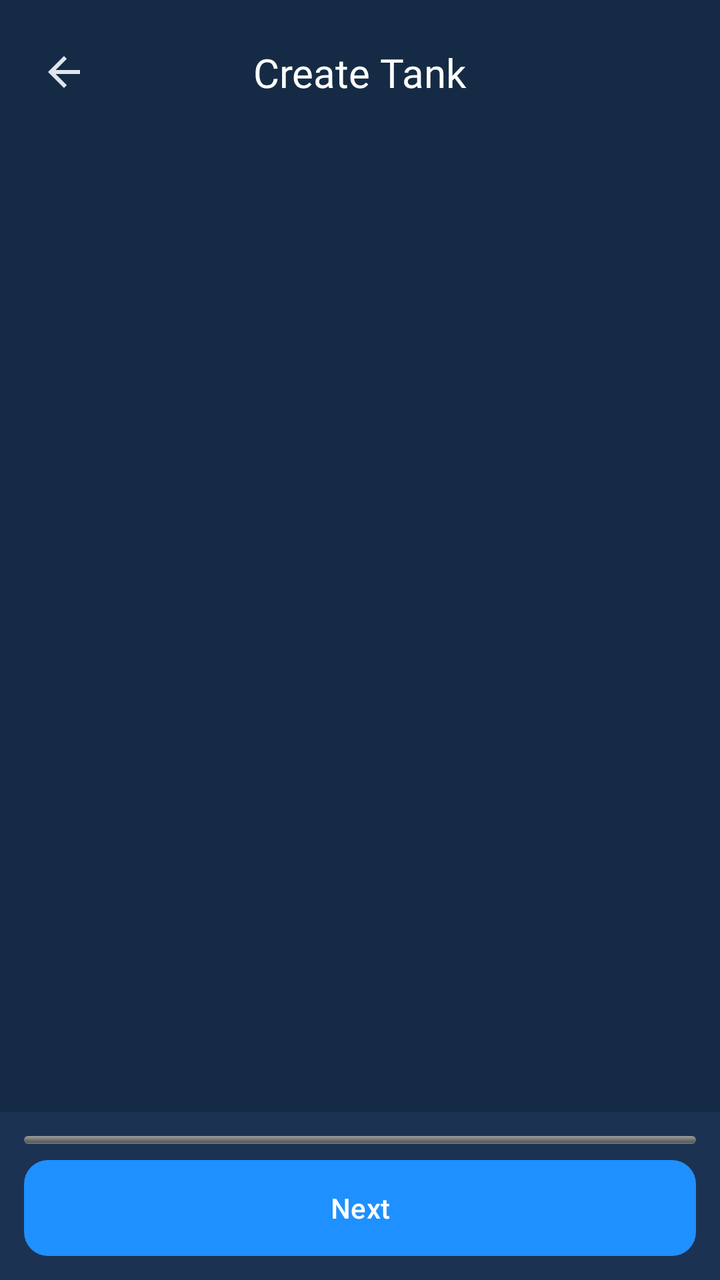
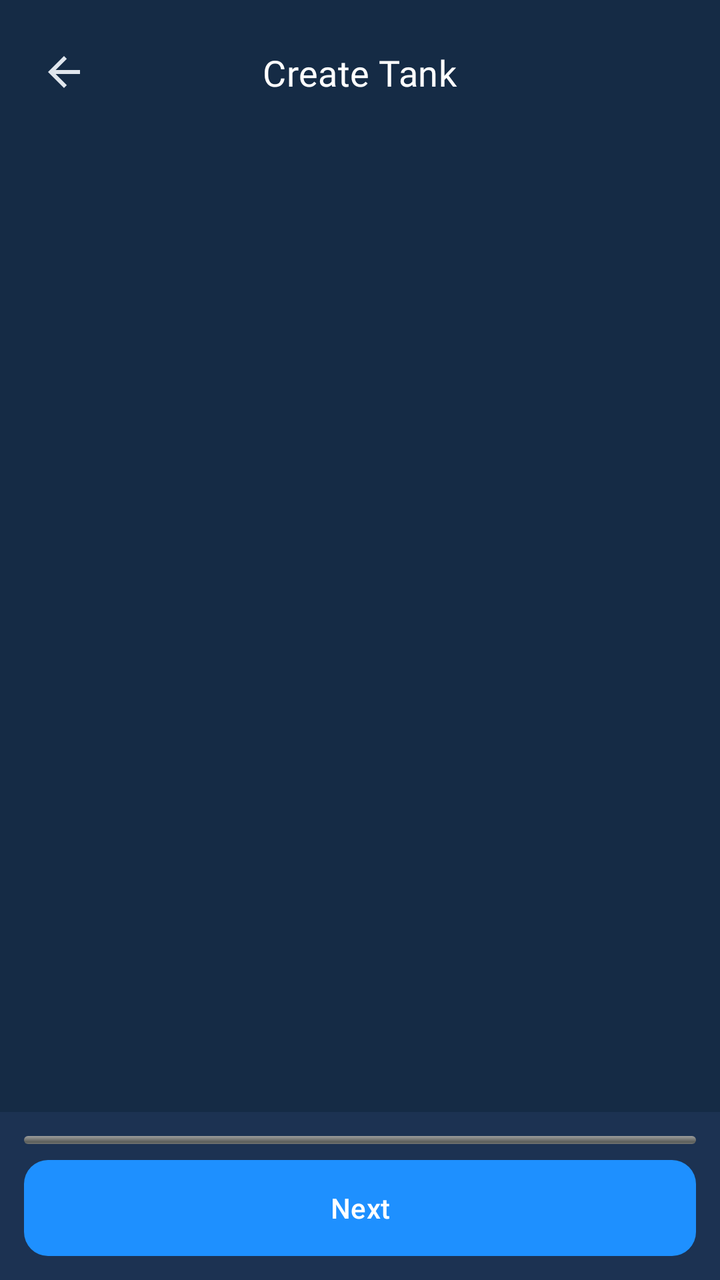

An Android layout rendered at two revisions. The XML below is the earlier revision; the diff shows what the commit changed to produce the second picture.
<!-- AndroidManifest.xml: application theme AppTheme -->
<!-- res/layout/fragment_create_tank.xml -->
<?xml version="1.0" encoding="utf-8"?>
<androidx.constraintlayout.widget.ConstraintLayout 
    xmlns:android="http://schemas.android.com/apk/res/android"
    xmlns:app="http://schemas.android.com/apk/res-auto"
    android:layout_width="match_parent"
    android:layout_height="match_parent"
    android:background="@color/background_color">

    
    <androidx.constraintlayout.widget.ConstraintLayout
        android:id="@+id/headerContainer"
        android:layout_width="match_parent"
        android:layout_height="wrap_content"
        android:paddingHorizontal="16dp"
        android:paddingTop="20dp"
        android:paddingBottom="12dp"
        android:background="@color/background_color"
        app:layout_constraintTop_toTopOf="parent">

        <ImageView
            android:id="@+id/btnBack"
            android:layout_width="32dp"
            android:layout_height="32dp"
            android:src="@drawable/ic_back"
            android:scaleType="center"
            app:tint="?attr/colorOnSurface"
            android:clickable="true"
            android:focusable="true"
            android:contentDescription="Back"
            app:layout_constraintBottom_toBottomOf="parent"
            app:layout_constraintStart_toStartOf="parent"
            app:layout_constraintTop_toTopOf="parent" />

        <TextView
            android:id="@+id/tvTitle"
            style="@style/TextAppearance.Aqua.EditProfileTitle"
            android:layout_width="wrap_content"
            android:layout_height="wrap_content"
            android:text="Create Tank"
            android:importantForAccessibility="yes"
            app:layout_constraintTop_toTopOf="parent"
            app:layout_constraintBottom_toBottomOf="parent"
            app:layout_constraintStart_toStartOf="parent"
            app:layout_constraintEnd_toEndOf="parent" />
    </androidx.constraintlayout.widget.ConstraintLayout>

    
    <androidx.constraintlayout.widget.ConstraintLayout
        android:id="@+id/stepContainer"
        android:layout_width="0dp"
        android:layout_height="0dp"
        app:layout_constraintTop_toBottomOf="@id/headerContainer"
        app:layout_constraintBottom_toTopOf="@+id/bottomContainer"
        app:layout_constraintStart_toStartOf="parent"
        app:layout_constraintEnd_toEndOf="parent">

        
        <androidx.constraintlayout.widget.ConstraintLayout
            android:id="@+id/step1Layout"
            android:layout_width="0dp"
            android:layout_height="0dp"
            android:visibility="visible"
            app:layout_constraintTop_toTopOf="parent"
            app:layout_constraintBottom_toBottomOf="parent"
            app:layout_constraintStart_toStartOf="parent"
            app:layout_constraintEnd_toEndOf="parent"/>

        
        <androidx.constraintlayout.widget.ConstraintLayout
            android:id="@+id/step2Layout"
            android:layout_width="0dp"
            android:layout_height="0dp"
            android:visibility="gone"
            app:layout_constraintTop_toTopOf="parent"
            app:layout_constraintBottom_toBottomOf="parent"
            app:layout_constraintStart_toStartOf="parent"
            app:layout_constraintEnd_toEndOf="parent"/>

        
        <androidx.constraintlayout.widget.ConstraintLayout
            android:id="@+id/step3Layout"
            android:layout_width="0dp"
            android:layout_height="0dp"
            android:visibility="gone"
            app:layout_constraintTop_toTopOf="parent"
            app:layout_constraintBottom_toBottomOf="parent"
            app:layout_constraintStart_toStartOf="parent"
            app:layout_constraintEnd_toEndOf="parent"/>

        
        <androidx.constraintlayout.widget.ConstraintLayout
            android:id="@+id/step4Layout"
            android:layout_width="0dp"
            android:layout_height="0dp"
            android:visibility="gone"
            app:layout_constraintTop_toTopOf="parent"
            app:layout_constraintBottom_toBottomOf="parent"
            app:layout_constraintStart_toStartOf="parent"
            app:layout_constraintEnd_toEndOf="parent"/>

        
        <androidx.constraintlayout.widget.ConstraintLayout
            android:id="@+id/step5Layout"
            android:layout_width="0dp"
            android:layout_height="0dp"
            android:visibility="gone"
            app:layout_constraintTop_toTopOf="parent"
            app:layout_constraintBottom_toBottomOf="parent"
            app:layout_constraintStart_toStartOf="parent"
            app:layout_constraintEnd_toEndOf="parent"/>
    </androidx.constraintlayout.widget.ConstraintLayout>

    
    <LinearLayout
        android:id="@+id/bottomContainer"
        android:layout_width="0dp"
        android:layout_height="wrap_content"
        android:orientation="vertical"
        android:background="#1C3252" 
        android:padding="12dp"
        app:layout_constraintBottom_toBottomOf="parent"
        app:layout_constraintStart_toStartOf="parent"
        app:layout_constraintEnd_toEndOf="parent">

        
        <ProgressBar
            android:id="@+id/progressBar"
            style="@android:style/Widget.ProgressBar.Horizontal"
            android:layout_width="match_parent"
            android:layout_height="4dp"
            android:progress="0"
            android:max="100"
            android:progressTint="#1FAA59"
            android:indeterminate="false"/>

        
        <com.google.android.material.button.MaterialButton
            android:id="@+id/btnNext"
            style="@style/Widget.Aqua.PrimaryButton"
            android:layout_width="match_parent"
            android:layout_height="48dp"
            android:layout_marginTop="8dp"
            android:text="Next"/>
    </LinearLayout>

</androidx.constraintlayout.widget.ConstraintLayout>
<!-- resources referenced by this layout -->
<resources>
  <color name="background_color">#152B45</color>
  <!-- drawable ic_back (drawable) -->
  <?xml version="1.0" encoding="utf-8"?>
  <vector xmlns:android="http://schemas.android.com/apk/res/android"
      android:width="24dp"
      android:height="24dp"
      android:viewportWidth="24"
      android:viewportHeight="24">
  
      <path
          android:fillColor="@android:color/white"
          android:pathData="M20,11H7.83L13.42,5.41L12,4l-8,8 8,8 1.41,-1.41L7.83,13H20v-2z" />
  </vector>
  <style name="TextAppearance.Aqua.EditProfileTitle" parent="TextAppearance.Material3.TitleLarge">
      <item name="fontFamily">@font/inter_semibold</item>
      <item name="android:fontFamily">@font/inter_semibold</item>
      <item name="android:textColor">@android:color/white</item>
      <item name="android:textSize">20sp</item>
  </style>
  <style name="Widget.Aqua.PrimaryButton" parent="Widget.Material3.Button">
      <item name="android:textColor">@android:color/white</item>
      <item name="cornerRadius">12dp</item>
      <item name="android:insetTop">0dp</item>
      <item name="android:insetBottom">0dp</item>
      <item name="android:paddingTop">12dp</item>
      <item name="android:paddingBottom">12dp</item>
      <item name="backgroundTint">@color/aqua_button_blue</item>
  </style>
  <style name="AppTheme" parent="Theme.Material3.DayNight.NoActionBar">
  
          
          <item name="colorPrimary">@color/md_theme_light_primary</item>
          <item name="colorOnPrimary">@color/md_theme_light_onPrimary</item>
          <item name="colorSecondary">@color/md_theme_light_secondary</item>
          <item name="colorOnSecondary">@color/md_theme_light_onSecondary</item>
  
          
          <item name="android:colorBackground">@color/md_theme_light_background</item>
          <item name="colorSurface">@color/md_theme_light_surface</item>
          <item name="colorOnSurface">@color/md_theme_light_onSurface</item>
  
          
          <item name="colorSurfaceVariant">@color/md_theme_light_surfaceVariant</item>
          <item name="colorOnSurfaceVariant">@color/md_theme_light_onSurfaceVariant</item>
          <item name="colorOutline">@color/md_theme_light_outline</item>
          <item name="colorOutlineVariant">@color/md_theme_light_outlineVariant</item>
          <item name="colorError">@color/md_theme_light_error</item>
          <item name="colorOnError">@color/md_theme_light_onError</item>
  
          
          <item name="android:statusBarColor">@android:color/transparent</item>
          <item name="android:navigationBarColor">@android:color/black</item>
  
          
          <item name="android:windowLightStatusBar">true</item>
          <item name="android:windowLightNavigationBar">true</item>
  
          
          <item name="windowActionBar">false</item>
          <item name="android:windowNoTitle">true</item>
      </style>
  <color name="aqua_button_blue">#1E90FF</color>
  <color name="md_theme_light_primary">#2196F3</color>
  <color name="md_theme_light_onPrimary">#FFFFFF</color>
  <color name="md_theme_light_secondary">#4A6363</color>
  <color name="md_theme_light_onSecondary">#FFFFFF</color>
  <color name="md_theme_light_background">#152B45</color>
  <color name="md_theme_light_surface">#152B45</color>
  <color name="md_theme_light_onSurface">#E0E6ED</color>
  <color name="md_theme_light_surfaceVariant">#233042</color>
  <color name="md_theme_light_onSurfaceVariant">#5C6B75</color>
  <color name="md_theme_light_outline">#455A64</color>
  <color name="md_theme_light_outlineVariant">#37474F</color>
  <color name="md_theme_light_error">#D32F2F</color>
  <color name="md_theme_light_onError">#FFFFFF</color>
</resources>

<!-- the commit's change to res/layout/fragment_create_tank.xml (unified diff, before → after) -->
@@ -33,7 +33,7 @@
 
         <TextView
             android:id="@+id/tvTitle"
-            style="@style/TextAppearance.Aqua.EditProfileTitle"
+            style="@style/TextAppearance.Aqua.StepTitle"
             android:layout_width="wrap_content"
             android:layout_height="wrap_content"
             android:text="Create Tank"
@@ -110,37 +110,42 @@
             app:layout_constraintEnd_toEndOf="parent"/>
     </androidx.constraintlayout.widget.ConstraintLayout>
 
+ 
+<androidx.constraintlayout.widget.ConstraintLayout
+    android:id="@+id/bottomContainer"
+    android:layout_width="0dp"
+    android:layout_height="wrap_content"
+    android:background="#1C3252"
+    android:padding="12dp"
+    app:layout_constraintBottom_toBottomOf="parent"
+    app:layout_constraintStart_toStartOf="parent"
+    app:layout_constraintEnd_toEndOf="parent">
+
     
-    <LinearLayout
-        android:id="@+id/bottomContainer"
+    <ProgressBar
+        android:id="@+id/progressBar"
+        style="@android:style/Widget.ProgressBar.Horizontal"
         android:layout_width="0dp"
-        android:layout_height="wrap_content"
-        android:orientation="vertical"
-        android:background="#1C3252" 
-        android:padding="12dp"
-        app:layout_constraintBottom_toBottomOf="parent"
+        android:layout_height="4dp"
+        android:progress="0"
+        android:max="100"
+        android:progressTint="#1FAA59"
+        android:indeterminate="false"
+        app:layout_constraintTop_toTopOf="parent"
         app:layout_constraintStart_toStartOf="parent"
-        app:layout_constraintEnd_toEndOf="parent">
+        app:layout_constraintEnd_toEndOf="parent"/>
 
-        
-        <ProgressBar
-            android:id="@+id/progressBar"
-            style="@android:style/Widget.ProgressBar.Horizontal"
-            android:layout_width="match_parent"
-            android:layout_height="4dp"
-            android:progress="0"
-            android:max="100"
-            android:progressTint="#1FAA59"
-            android:indeterminate="false"/>
-
-        
-        <com.google.android.material.button.MaterialButton
-            android:id="@+id/btnNext"
-            style="@style/Widget.Aqua.PrimaryButton"
-            android:layout_width="match_parent"
-            android:layout_height="48dp"
-            android:layout_marginTop="8dp"
-            android:text="Next"/>
-    </LinearLayout>
+    
+    <com.google.android.material.button.MaterialButton
+        android:id="@+id/btnNext"
+        style="@style/Widget.Aqua.PrimaryButton"
+        android:layout_width="match_parent"
+        android:layout_height="48dp"
+        android:layout_marginTop="8dp"
+        app:layout_constraintTop_toBottomOf="@id/progressBar"
+        app:layout_constraintStart_toStartOf="parent"
+        app:layout_constraintEnd_toEndOf="parent"
+        android:text="Next"/>
+</androidx.constraintlayout.widget.ConstraintLayout>
 
 </androidx.constraintlayout.widget.ConstraintLayout>
<!-- resource entries referenced after the edit -->
@@ -13,11 +13,11 @@
           android:fillColor="@android:color/white"
           android:pathData="M20,11H7.83L13.42,5.41L12,4l-8,8 8,8 1.41,-1.41L7.83,13H20v-2z" />
   </vector>
-  <style name="TextAppearance.Aqua.EditProfileTitle" parent="TextAppearance.Material3.TitleLarge">
-      <item name="fontFamily">@font/inter_semibold</item>
-      <item name="android:fontFamily">@font/inter_semibold</item>
+  <style name="TextAppearance.Aqua.StepTitle" parent="TextAppearance.Material3.TitleMedium">
+      <item name="fontFamily">@font/inter_regular</item>
+      <item name="android:fontFamily">@font/inter_regular</item>
       <item name="android:textColor">@android:color/white</item>
-      <item name="android:textSize">20sp</item>
+      <item name="android:textSize">18sp</item>
   </style>
   <style name="Widget.Aqua.PrimaryButton" parent="Widget.Material3.Button">
       <item name="android:textColor">@android:color/white</item>
